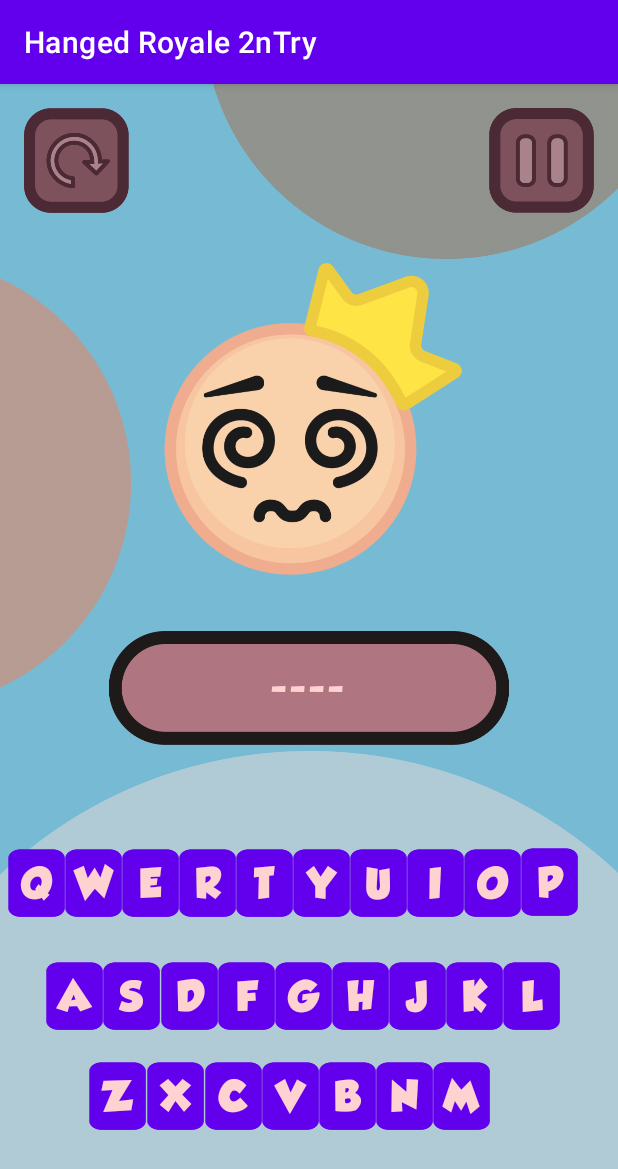
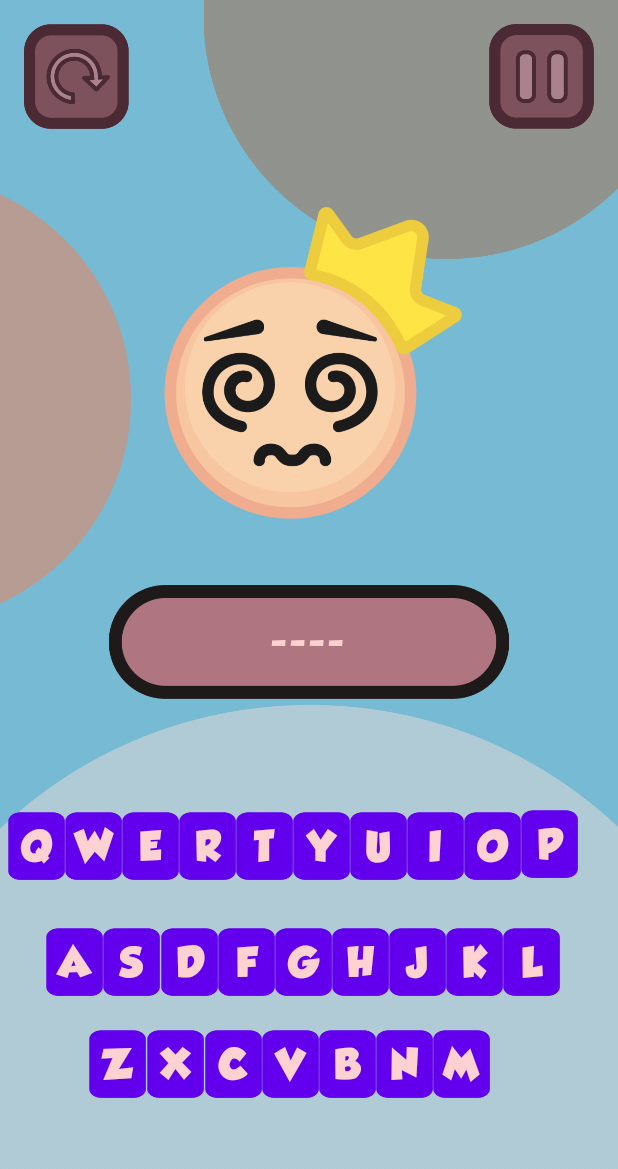
Before and after one commit to Pol-Valverde/HangedRoyale2ntry, an Android app: the GameActivity screen opened directly, with no data from a screen before it, on a phone screen of 412 x 824 dp. Shown: the top 1169 px of the screen. Run offline under Robolectric (Android 15) with nearby library versions, the phone set to English and light mode, and no system bars.

Commit message:
Hidden bar at the top

```diff
--- a/app/src/main/res/values-night/themes.xml
+++ b/app/src/main/res/values-night/themes.xml
@@ -1,6 +1,6 @@
 <resources xmlns:tools="http://schemas.android.com/tools">
     <!-- Base application theme. -->
-    <style name="Theme.HangedRoyale2nTry" parent="Theme.MaterialComponents.DayNight.DarkActionBar">
+    <style name="Theme.HangedRoyale2nTry" parent="Theme.MaterialComponents.DayNight.NoActionBar">
         <!-- Primary brand color. -->
         <item name="colorPrimary">@color/purple_200</item>
         <item name="colorPrimaryVariant">@color/purple_700</item>
--- a/app/src/main/res/values/themes.xml
+++ b/app/src/main/res/values/themes.xml
@@ -1,6 +1,6 @@
 <resources xmlns:tools="http://schemas.android.com/tools">
     <!-- Base application theme. -->
-    <style name="Theme.HangedRoyale2nTry" parent="Theme.MaterialComponents.DayNight.DarkActionBar">
+    <style name="Theme.HangedRoyale2nTry" parent="Theme.MaterialComponents.DayNight.NoActionBar">
         <!-- Primary brand color. -->
         <item name="colorPrimary">@color/purple_500</item>
         <item name="colorPrimaryVariant">@color/purple_700</item>
```
